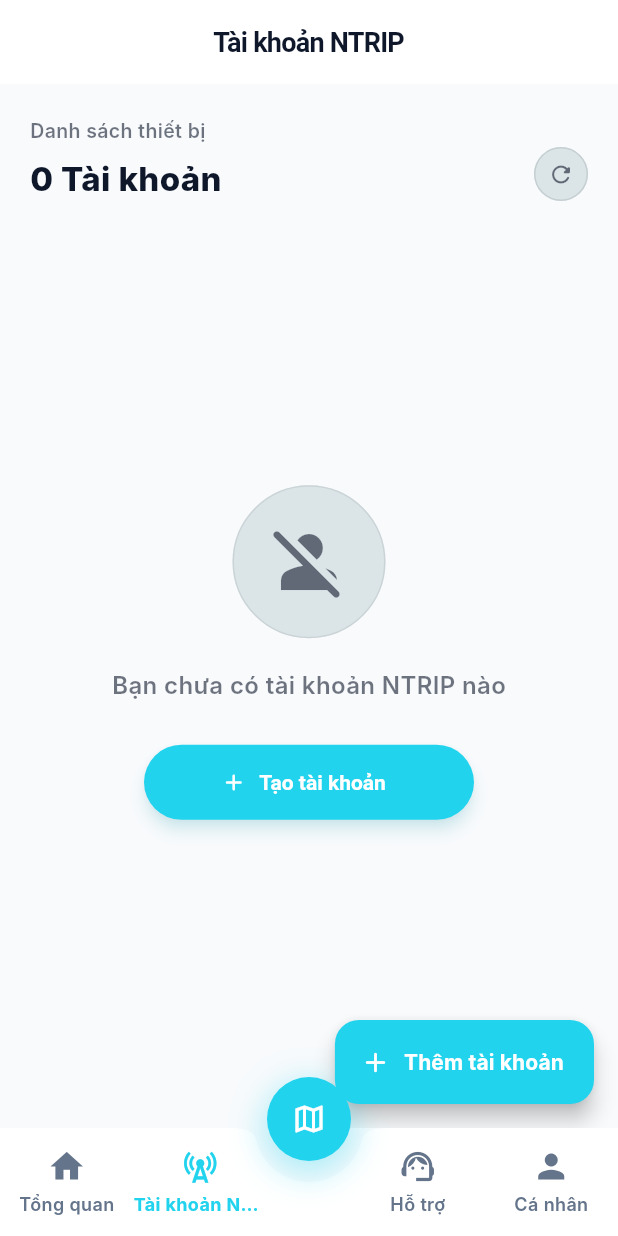
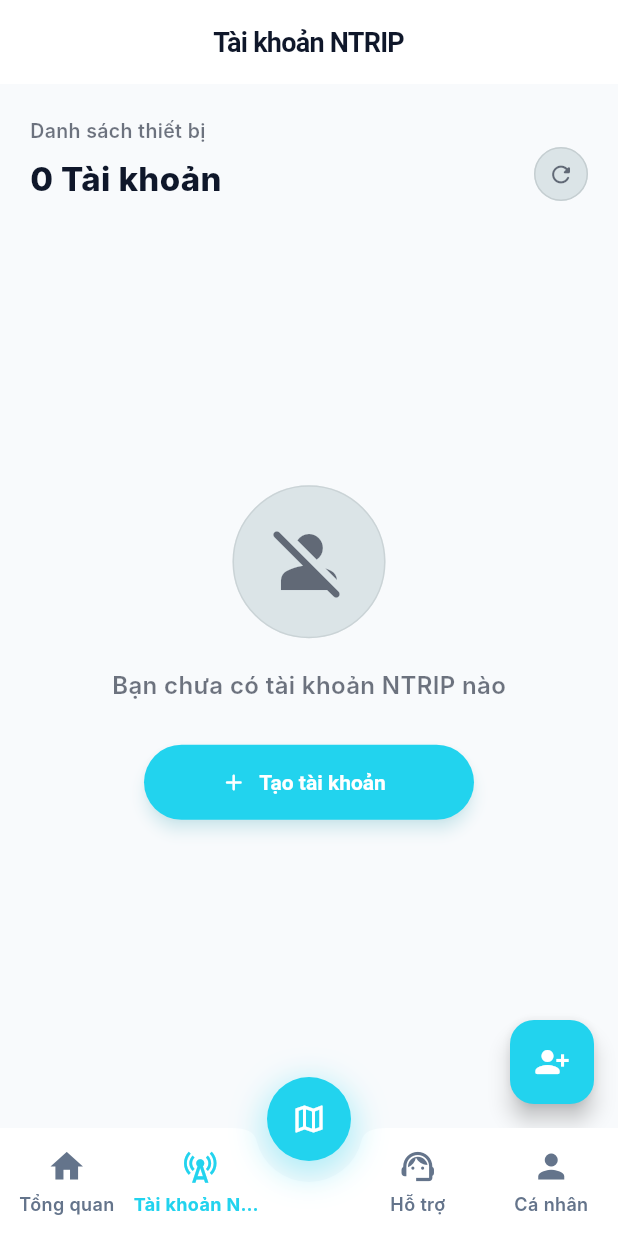
Before and after one commit to toannghia/dtals_thanh, a Flutter app: the MyNtripAccounts screen opened by its route, on a phone screen of 412 x 824 dp. Run offline on Flutter 3.47's test engine with Material 3 defaults, Android fonts, the light colour scheme and no system bars; our stand-ins replace camera, dio, firebase_core, firebase_messaging, fl_chart, flutter_map and 11 more; missing offline and left inert: cloudflare_turnstile, flutter_map_tile_caching, google_mlkit_face_detection, image_gallery_saver_plus, webview_flutter_android, webview_flutter_wkwebview; accounts and stored records are empty; generated files the repository leaves out were written again; network calls fail; Roboto replaces fonts that are missing (Inter); statements that could not run were skipped.

Commit message:
Cập nhật(ui): Thu gọn nút FAB thành dạng icon tròn trên danh sách hỗ trợ và danh sách tài khoản NTRIP

```diff
--- a/dtals_mobile/lib/features/end_user/ntrip_accounts/presentation/screens/my_ntrip_accounts.dart
+++ b/dtals_mobile/lib/features/end_user/ntrip_accounts/presentation/screens/my_ntrip_accounts.dart
@@ -67,16 +67,12 @@ class MyNtripAccounts extends ConsumerWidget {
           );
         },
       ),
-      floatingActionButton: FloatingActionButton.extended(
+      floatingActionButton: FloatingActionButton(
         onPressed: () => context.push('/user/packages'),
         backgroundColor: AppTheme.primaryColor,
         foregroundColor: isDark ? const Color(0xFF0B0F14) : Colors.white,
         elevation: 6,
-        icon: const Icon(Icons.add_rounded, size: 22),
-        label: const Text(
-          'Thêm tài khoản',
-          style: TextStyle(fontWeight: FontWeight.w700, fontSize: 14),
-        ),
+        child: const Icon(Icons.person_add_alt_1_rounded, size: 24),
       ),
     );
   }
```
Also changed, not shown: dtals_mobile/lib/features/end_user/support/presentation/screens/support_list_screen.dart (+3 -10 lines).
